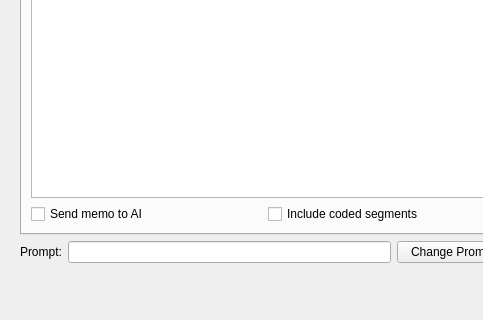
Before: the Qt Designer form GUI_UIs/ui_ai_search.ui in ccbogel/QualCoder, drawn with Qt 5; both pictures show x 0 to 483 and y 260 to 580 of the 978 by 580 pixel window.
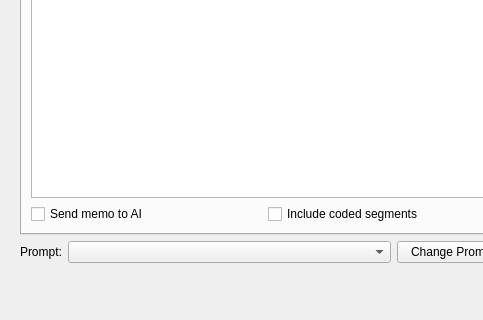
After: the same form once the commit is applied.

Diff of the .ui file:
```diff
--- a/GUI_UIs/ui_ai_search.ui
+++ b/GUI_UIs/ui_ai_search.ui
@@ -208,12 +208,12 @@
               </widget>
              </item>
              <item>
-              <widget class="QLineEdit" name="lineEdit_prompt">
-               <property name="acceptDrops">
-                <bool>false</bool>
-               </property>
-               <property name="readOnly">
-                <bool>true</bool>
+              <widget class="QComboBox" name="comboBox_prompts">
+               <property name="sizePolicy">
+                <sizepolicy hsizetype="Expanding" vsizetype="Fixed">
+                 <horstretch>0</horstretch>
+                 <verstretch>0</verstretch>
+                </sizepolicy>
                </property>
               </widget>
              </item>
```
